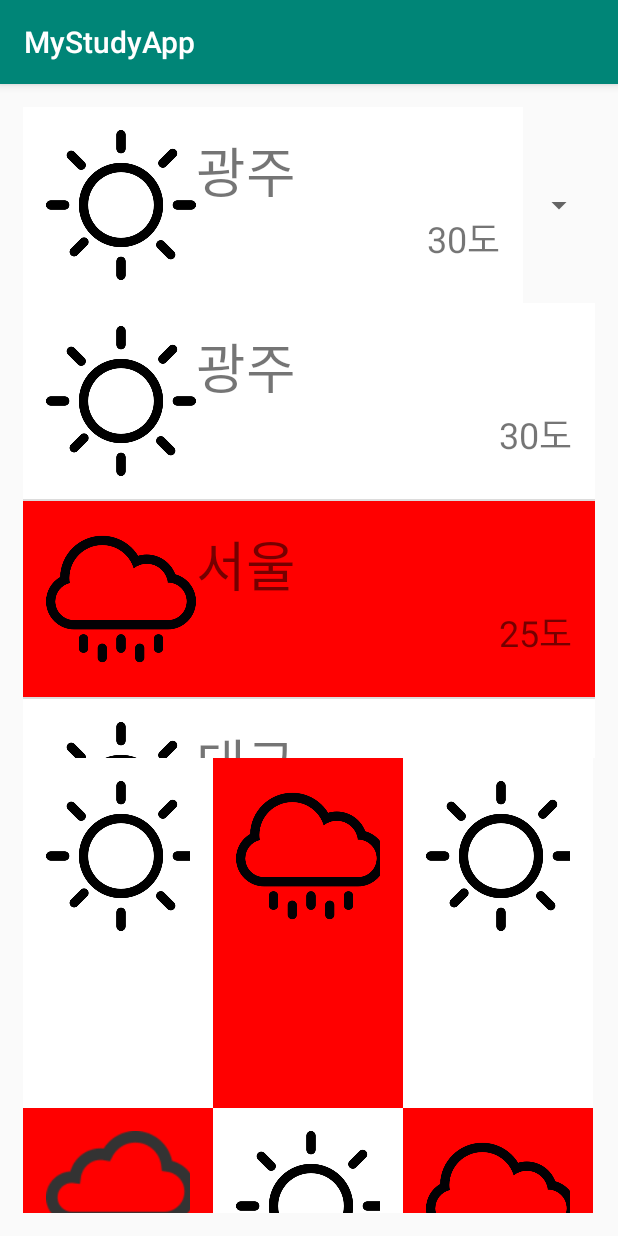
After one commit to Mo0k94/MyStudyApp, an Android app: the WeatherActivity screen opened directly, with no data from a screen before it, on a phone screen of 412 x 824 dp. The commit adds this screen. Run offline under Robolectric (Android 15) with nearby library versions, the phone set to English and light mode, and no system bars.

Commit message:
1. ListView 2. BaseAdapter 3. ViewHolder 4. GridView 5. Spinner

```diff
--- a/app/src/main/AndroidManifest.xml
+++ b/app/src/main/AndroidManifest.xml
@@ -2,7 +2,8 @@
 <manifest xmlns:android="http://schemas.android.com/apk/res/android"
     package="com.example.mystudyapp">
 
-    <uses-permission android:name="android.permission.INTERNET"/>
+    <uses-permission android:name="android.permission.INTERNET" />
+
     <application
         android:allowBackup="true"
         android:icon="@mipmap/ic_launcher"
@@ -10,7 +11,8 @@
         android:roundIcon="@mipmap/ic_launcher_round"
         android:supportsRtl="true"
         android:theme="@style/AppTheme">
-        <activity android:name=".WebBrowserActivity"></activity>
+        <activity android:name=".WeatherActivity"></activity>
+        <activity android:name=".WebBrowserActivity" />
         <activity android:name=".ListViewActivity">
             <intent-filter>
                 <action android:name="android.intent.action.MAIN" />
--- a/app/src/main/java/com/example/mystudyapp/ListViewActivity.java
+++ b/app/src/main/java/com/example/mystudyapp/ListViewActivity.java
@@ -8,9 +8,10 @@ import android.widget.AdapterView;
 import android.widget.ListView;
 import android.widget.Toast;
 
+import com.example.mystudyapp.adapters.MyAdapter;
+import com.example.mystudyapp.models.ListItem;
+
 import java.util.ArrayList;
-import java.util.HashMap;
-import java.util.Map;
 
 public class ListViewActivity extends AppCompatActivity {
 
@@ -31,6 +32,7 @@ public class ListViewActivity extends AppCompatActivity {
 
         addItem("1) 사운드 & 스탑워치","05-18",MainActivity.class);
         addItem("2) WebView","05-18",WebBrowserActivity.class);
+        addItem("3) 날씨앱(05-19)","모델클래스를 활용하여 BaseAdapter 연습",WeatherActivity.class);
 
         MyAdapter adapter = new MyAdapter(mDataList);
 
--- /dev/null
+++ b/app/src/main/java/com/example/mystudyapp/WeatherActivity.java
@@ -0,0 +1,76 @@
+package com.example.mystudyapp;
+
+import android.support.v7.app.AppCompatActivity;
+import android.os.Bundle;
+import android.view.View;
+import android.widget.AdapterView;
+import android.widget.GridView;
+import android.widget.ListView;
+import android.widget.Spinner;
+
+import com.example.mystudyapp.adapters.WeatherAdapter;
+import com.example.mystudyapp.models.Weather;
+
+import java.util.ArrayList;
+import java.util.List;
+
+public class WeatherActivity extends AppCompatActivity implements AdapterView.OnItemClickListener, AdapterView.OnItemLongClickListener {
+
+    private ListView mList_view;
+    private GridView mGrid_view;
+    private Spinner mSpinner;
+    private WeatherAdapter mAdapter;
+    private List<Weather> mWeatherList;
+    @Override
+    protected void onCreate(Bundle savedInstanceState) {
+        super.onCreate(savedInstanceState);
+        setContentView(R.layout.activity_weather);
+
+        init();
+
+        //날씨 데이터
+        mWeatherList = new ArrayList<>();
+        mWeatherList.add(new Weather(R.drawable.wheather_sun,"광주","30도"));
+        mWeatherList.add(new Weather(R.drawable.wheather_rain,"서울","25도"));
+        mWeatherList.add(new Weather(R.drawable.wheather_sun,"대구","35도"));
+        mWeatherList.add(new Weather(R.drawable.wheather_snow,"부산","15도"));
+        mWeatherList.add(new Weather(R.drawable.wheather_sun,"울산","30도"));
+        mWeatherList.add(new Weather(R.drawable.wheather_rain,"인천","27도"));
+        mWeatherList.add(new Weather(R.drawable.wheather_sun,"대전","30도"));
+        mWeatherList.add(new Weather(R.drawable.wheater_cloud,"포천","24도"));
+        mWeatherList.add(new Weather(R.drawable.wheater_cloud,"의정부","25도"));
+
+        //어댑터
+        mAdapter = new WeatherAdapter(this,mWeatherList);
+        mGrid_view.setAdapter(mAdapter);
+        mList_view.setAdapter(mAdapter);
+        mSpinner.setAdapter(mAdapter);
+        mList_view.setOnItemClickListener(this);
+        mList_view.setOnItemLongClickListener(this);
+    }
+
+
+
+    private void init() {
+        mList_view = findViewById(R.id.list_view);
+        mGrid_view = findViewById(R.id.grid_view);
+        mSpinner = findViewById(R.id.spinner_view);
+
+    }
+
+    @Override
+    public void onItemClick(AdapterView<?> parent, View view, int position, long id) {
+        mAdapter.setSelect(position);
+        //데이터가 변경됨을 알려줌 = 다시 그려라
+        mAdapter.notifyDataSetChanged();
+    }
+
+
+    @Override
+    public boolean onItemLongClick(AdapterView<?> parent, View view, int position, long id) {
+        //롱클릭시 데이터 제거
+        mWeatherList.remove(position);
+        mAdapter.notifyDataSetChanged();
+        return false;
+    }
+}
--- a/app/src/main/java/com/example/mystudyapp/MyAdapter.java
+++ b/app/src/main/java/com/example/mystudyapp/adapters/MyAdapter.java
@@ -1,4 +1,4 @@
-package com.example.mystudyapp;
+package com.example.mystudyapp.adapters;
 
 import android.view.LayoutInflater;
 import android.view.View;
@@ -6,9 +6,11 @@ import android.view.ViewGroup;
 import android.widget.BaseAdapter;
 import android.widget.TextView;
 
+import com.example.mystudyapp.R;
+import com.example.mystudyapp.models.ListItem;
+
 import java.util.ArrayList;
 import java.util.List;
-import java.util.Map;
 
 public class MyAdapter extends BaseAdapter {
     private List<ListItem> mData;
--- /dev/null
+++ b/app/src/main/java/com/example/mystudyapp/adapters/WeatherAdapter.java
@@ -0,0 +1,112 @@
+package com.example.mystudyapp.adapters;
+
+import android.content.Context;
+import android.graphics.Color;
+import android.util.Log;
+import android.view.LayoutInflater;
+import android.view.View;
+import android.view.ViewGroup;
+import android.widget.BaseAdapter;
+import android.widget.ImageView;
+import android.widget.TextView;
+
+import com.example.mystudyapp.R;
+import com.example.mystudyapp.models.ListItem;
+import com.example.mystudyapp.models.Weather;
+
+import java.util.List;
+
+public class WeatherAdapter extends BaseAdapter {
+
+    private Context mContext;
+    private List<Weather> mData;
+
+    public WeatherAdapter(Context context, List<Weather> data){
+        this.mContext = context;
+        this.mData = data;
+    }
+
+
+
+    // 아이템 갯수
+    @Override
+    public int getCount() {
+        return mData.size();
+    }
+
+    // position번째 아이템을 반환
+    @Override
+    public Object getItem(int position) {
+        return mData.get(position);
+    }
+
+    // position번째 id
+    @Override
+    public long getItemId(int position) {
+        return position;
+    }
+
+    // position번째의 레이아웃
+    @Override
+    public View getView(int position, View convertView, ViewGroup parent) {
+        WeatherAdapter.ViewHolder viewHolder;
+        //convertView : 재사용 되는뷰
+        if (convertView == null) {
+            viewHolder = new WeatherAdapter.ViewHolder();
+
+            //뷰를 새로 만들 때
+            convertView = LayoutInflater.from(parent.getContext())
+                    .inflate(R.layout.item_weather,parent,false);
+
+            // 레이아웃 들고 오기
+            ImageView weather_img = convertView.findViewById(R.id.weather_image);
+            TextView location_txt = (TextView) convertView.findViewById(R.id.location_text);
+            TextView temp_txt = (TextView) convertView.findViewById(R.id.temperature_text);
+
+            viewHolder.weather_image = weather_img;
+            viewHolder.location_text = location_txt;
+            viewHolder.temp_text = temp_txt;
+
+            convertView.setTag(viewHolder);
+
+        }else {
+            // 재사용 할 때
+            viewHolder = (WeatherAdapter.ViewHolder) convertView.getTag();
+        }
+
+        // 데이터
+        Weather weatheritem = mData.get(position);
+
+
+        // 화면에 뿌리기
+        viewHolder.weather_image.setImageResource(weatheritem.getImageRes()); //이미지
+        viewHolder.location_text.setText(weatheritem.getLocation());//지역
+        viewHolder.temp_text.setText(weatheritem.getTemp());   //기온
+
+
+        //홀수 줄은 빨간 색
+        if (position % 2 == 1){
+            convertView.setBackgroundColor(Color.RED);
+        }else{
+            convertView.setBackgroundColor(Color.WHITE);
+        }
+        if (mSelectedPosition == position){
+            convertView.setBackgroundColor(Color.YELLOW);
+        }
+        return convertView;
+    }
+
+
+    // -1이면 선택된게 없다
+    private int mSelectedPosition = -1;
+
+    public void setSelect(int position){
+        mSelectedPosition = position;
+    }
+
+    private static class ViewHolder {
+        ImageView weather_image;
+        TextView location_text;
+        TextView temp_text;
+    }
+}
--- a/app/src/main/java/com/example/mystudyapp/ListItem.java
+++ b/app/src/main/java/com/example/mystudyapp/models/ListItem.java
@@ -1,4 +1,4 @@
-package com.example.mystudyapp;
+package com.example.mystudyapp.models;
 
 import java.io.Serializable;
 
--- /dev/null
+++ b/app/src/main/java/com/example/mystudyapp/models/Weather.java
@@ -0,0 +1,48 @@
+package com.example.mystudyapp.models;
+
+public class Weather {
+
+    private int imageRes;
+    private String location;
+    private String temp;
+
+
+    public Weather(int imageRes, String location, String temp) {
+        this.imageRes = imageRes;
+        this.location = location;
+        this.temp = temp;
+    }
+
+    public int getImageRes() {
+        return imageRes;
+    }
+
+    public void setImageRes(int imageRes) {
+        this.imageRes = imageRes;
+    }
+
+    public String getLocation() {
+        return location;
+    }
+
+    public void setLocation(String location) {
+        this.location = location;
+    }
+
+    public String getTemp() {
+        return temp;
+    }
+
+    public void setTemp(String temp) {
+        this.temp = temp;
+    }
+
+    @Override
+    public String toString() {
+        return "Weather{" +
+                "imageRes=" + imageRes +
+                ", location='" + location + '\'' +
+                ", temp='" + temp + '\'' +
+                '}';
+    }
+}
--- /dev/null
+++ b/app/src/main/res/drawable/ic_arrow_back_24dp.xml
@@ -0,0 +1,9 @@
+<vector xmlns:android="http://schemas.android.com/apk/res/android"
+        android:width="24dp"
+        android:height="24dp"
+        android:viewportWidth="24.0"
+        android:viewportHeight="24.0">
+    <path
+        android:fillColor="#FF000000"
+        android:pathData="M20,11H7.83l5.59,-5.59L12,4l-8,8 8,8 1.41,-1.41L7.83,13H20v-2z"/>
+</vector>
--- /dev/null
+++ b/app/src/main/res/layout/activity_weather.xml
@@ -0,0 +1,27 @@
+<?xml version="1.0" encoding="utf-8"?>
+<LinearLayout xmlns:android="http://schemas.android.com/apk/res/android"
+    xmlns:app="http://schemas.android.com/apk/res-auto"
+    xmlns:tools="http://schemas.android.com/tools"
+    android:layout_width="match_parent"
+    android:layout_height="match_parent"
+    android:orientation="vertical"
+    android:padding="15dp"
+    tools:context=".WeatherActivity">
+
+    <Spinner
+        android:id="@+id/spinner_view"
+        android:layout_width="match_parent"
+        android:layout_height="wrap_content"/>
+    <ListView
+        android:id="@+id/list_view"
+        android:layout_width="match_parent"
+        android:layout_height="0dp"
+        android:layout_weight="1"/>
+
+    <GridView
+        android:id="@+id/grid_view"
+        android:layout_width="match_parent"
+        android:layout_height="0dp"
+        android:numColumns="3"
+        android:layout_weight="1"/>
+</LinearLayout>
--- /dev/null
+++ b/app/src/main/res/layout/item_weather.xml
@@ -0,0 +1,34 @@
+<?xml version="1.0" encoding="utf-8"?>
+<LinearLayout xmlns:android="http://schemas.android.com/apk/res/android"
+    android:layout_width="match_parent"
+    android:layout_height="wrap_content"
+    android:orientation="horizontal"
+    android:padding="15dp">
+
+    <ImageView
+        android:id="@+id/weather_image"
+        android:src="@drawable/wheather_sun"
+        android:scaleType="centerCrop"
+        android:layout_width="100dp"
+        android:layout_height="100dp" />
+    <LinearLayout
+        android:layout_width="match_parent"
+        android:layout_height="wrap_content"
+        android:orientation="vertical">
+
+        <TextView
+            android:id="@+id/location_text"
+            android:text="지역"
+            android:textSize="36sp"
+            android:layout_width="wrap_content"
+            android:layout_height="wrap_content" />
+
+        <TextView
+            android:id="@+id/temperature_text"
+            android:text="기온"
+            android:textSize="24sp"
+            android:layout_gravity="end"
+            android:layout_width="wrap_content"
+            android:layout_height="wrap_content" />
+    </LinearLayout>
+</LinearLayout>
```
Also changed, not shown: app/src/main/res/drawable-v24/wheater_cloud.png (added), app/src/main/res/drawable-v24/wheather_rain.png (added), app/src/main/res/drawable-v24/wheather_snow.png (added), app/src/main/res/drawable-v24/wheather_sun.png (added).
